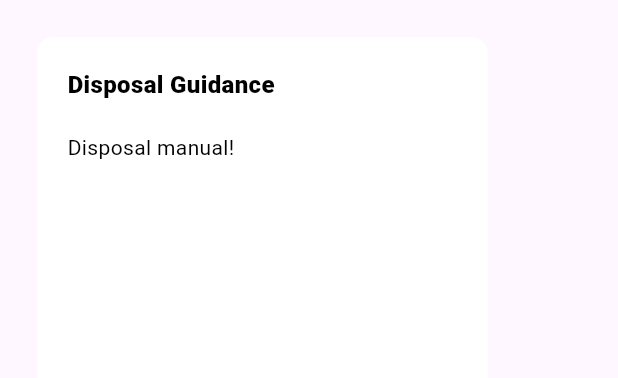
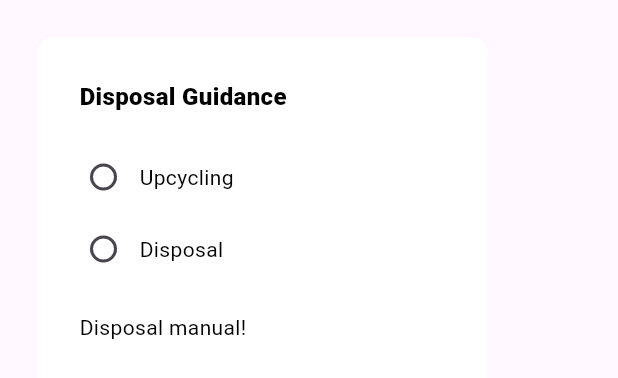
Before and after one commit to GGONGDON/Elecgotchi_Frontend, a Flutter app: the TextBox_2 widget shown alone on an empty page, opened directly, on a phone screen of 412 x 824 dp. Shown: the top 378 px of the screen. Run offline on Flutter 3.47's test engine with Material 3 defaults, Android fonts, the phone set to English and light mode, and no system bars; our stand-ins replace curved_navigation_bar, flutter_inset_box_shadow, flutter_speed_dial.

Commit message:
feat: info_archive_page에서 radio button 추가.

```diff
--- a/lib/components/archive_info_box.dart
+++ b/lib/components/archive_info_box.dart
@@ -1,17 +1,24 @@
 import 'package:flutter/material.dart';
 
-class TextBox_2 extends StatelessWidget{
+class TextBox_2 extends StatefulWidget {
   final String instruction;
 
-  const TextBox_2({super.key, required this.instruction});
+  const TextBox_2({Key? key, required this.instruction}) : super(key: key);
 
   @override
-  Widget build(BuildContext context){
+  _TextBox_2State createState() => _TextBox_2State();
+}
+
+class _TextBox_2State extends State<TextBox_2> {
+  String? _selectedOption = 'Select one option!';
+
+  @override
+  Widget build(BuildContext context) {
     return Padding(
       padding: const EdgeInsets.all(25.0),
       child: Container(
         width: 300,
-        height: 300,
+        height: 500,
         decoration: ShapeDecoration(
             color: Colors.white,
             shape: RoundedRectangleBorder(
@@ -23,7 +30,9 @@ class TextBox_2 extends StatelessWidget{
           child: Column(
             crossAxisAlignment: CrossAxisAlignment.start,
             children: [
-              Text(
+              Padding(
+                padding: const EdgeInsets.all(8.0),
+                child: Text(
                   'Disposal Guidance',
                   textAlign: TextAlign.start,
                   style: TextStyle(
@@ -32,18 +41,59 @@ class TextBox_2 extends StatelessWidget{
                     fontWeight: FontWeight.w800,
                   ),
                 ),
+              ),
 
               SizedBox(height: 10),
 
               // radio button(Upcycling & Disposal)
+              Row(
+                children: [
+                  Radio<String>(
+                    value: 'Upcycling',
+                    groupValue: _selectedOption,
+                    onChanged: (value) {
+                      setState(() {
+                        _selectedOption = value;
+                      });
+                    },
+                  ),
+                  const Text('Upcycling',
+                    style: TextStyle(
+                      color: Colors.black,
+                      fontSize: 14,
+                    ),
+                  ),
+                ],
+              ),
+              Row(
+                children: [
+                  Radio<String>(
+                    value: 'Disposal',
+                    groupValue: _selectedOption,
+                    onChanged: (value) {
+                      setState(() {
+                        _selectedOption = value;
+                      });
+                    },
+                  ),
+                  const Text('Disposal',
+                    style: TextStyle(
+                      color: Colors.black,
+                      fontSize: 14,
+                    ),
+                  ),
+                ],
+              ),
 
               SizedBox(height: 10),
 
-              Text(instruction,
-                //textAlign: TextAlign.start,
+              Padding(
+                padding: const EdgeInsets.all(8.0),
+                child: Text(widget.instruction,
                   style: TextStyle(
                     color: Colors.black,
                     fontSize: 14,
+                  ),
                 ),
               ),
             ],
```
Lines whose indentation alone changed are shown as unchanged.
